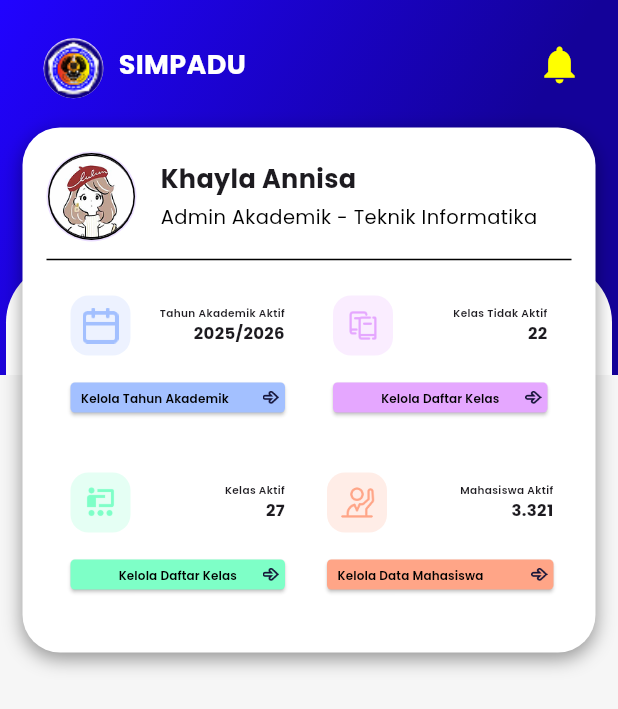
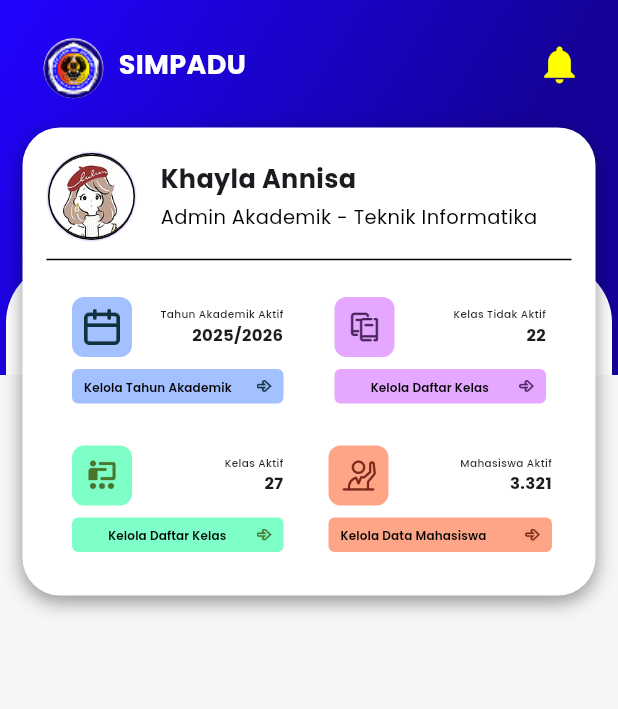
Before and after one commit to Arinaldi779/simpadufake, a Flutter app: the DashboardAdmin screen opened by its route, on a phone screen of 412 x 824 dp. Shown: the top 709 px of the screen. Run offline on Flutter 3.47's test engine with Material 3 defaults, Android fonts, the light colour scheme and no system bars.

Commit message:
Merubah Background Login & Menyelesaikan Profil dan Konten Admin

```diff
--- a/lib/dashboard_admin_akademik.dart
+++ b/lib/dashboard_admin_akademik.dart
@@ -189,11 +189,14 @@ class DashboardAdmin extends StatelessWidget {
                                     'Tahun Akademik Aktif',
                                     '2025/2026',
                                     'assets/icons/callender.png',
-                                    const Color(0xFFA3C0FF),
+                                    const Color(0xFF12303D),
                                     'Kelola Tahun Akademik',
                                     () {},
                                     'assets/icons/arrowThn.png',
                                     screenWidth,
+                                    Color(0xFFA3C0FF),
+                                    Color(0xFFA3C0FF),
+                                    alignTextToStart: true,
                                   ),
                                 ),
                               ),
@@ -206,11 +209,13 @@ class DashboardAdmin extends StatelessWidget {
                                     'Kelas Tidak Aktif',
                                     '22',
                                     'assets/icons/kelas.png',
-                                    const Color(0xFFE5A7FF),
+                                    const Color(0xFF472259),
                                     'Kelola Daftar Kelas',
                                     () {},
                                     'assets/icons/arrowThn.png',
                                     screenWidth,
+                                    Color(0xFFE5A7FF),
+                                    Color(0xFFE5A7FF),
                                   ),
                                 ),
                               ),
@@ -229,11 +234,13 @@ class DashboardAdmin extends StatelessWidget {
                                     'Kelas Aktif',
                                     '27',
                                     'assets/icons/kelasAktif.png',
-                                    const Color(0xFF7EFFC7),
+                                    const Color(0xFF48742C),
                                     'Kelola Daftar Kelas',
                                     () {},
                                     'assets/icons/arrowThn.png',
                                     screenWidth,
+                                    Color(0xFF7EFFC7),
+                                    Color(0xFF7EFFC7),
                                   ),
                                 ),
                               ),
@@ -246,11 +253,14 @@ class DashboardAdmin extends StatelessWidget {
                                     'Mahasiswa Aktif',
                                     '3.321',
                                     'assets/icons/mahasiswa.png',
-                                    const Color(0xFFFFA587),
+                                    const Color(0xFF762717),
                                     'Kelola Data Mahasiswa',
                                     () {},
                                     'assets/icons/arrowThn.png',
                                     screenWidth,
+                                    Color(0xFFFFA587),
+                                    Color(0xFFFFA587),
+                                    alignTextToStart: true,
                                   ),
                                 ),
                               ),
@@ -274,46 +284,48 @@ class DashboardAdmin extends StatelessWidget {
     String title,
     String value,
     String iconPath,
-    Color color,
+    Color iconColor,
     String actionLabel,
     VoidCallback onPressed,
     String iconArrowPath,
     double screenWidth,
-  ) {
+    Color backgroundColor,
+    Color buttonColor, {
+    bool alignTextToStart =
+        false, // default false, bisa diatur saat pemanggilan
+  }) {
     double fontTitleSize = 9.5;
     double fontValueSize = 12;
     double fontButtonSize = 10;
 
-    // Adjust font size based on screen width to avoid overflow
     if (screenWidth < 350) {
       fontTitleSize = 6.0;
       fontValueSize = 10;
       fontButtonSize = 8;
     } else if (screenWidth < 450) {
-      fontTitleSize = 7.0;
+      fontTitleSize = 7;
       fontValueSize = 11;
       fontButtonSize = 8;
     }
 
     return Container(
-      padding: const EdgeInsets.all(12),
+      padding: const EdgeInsets.all(13),
       child: Column(
-        crossAxisAlignment: CrossAxisAlignment.end,
+        crossAxisAlignment: CrossAxisAlignment.start,
         children: [
           Row(
             children: [
               Container(
                 padding: const EdgeInsets.all(8),
                 decoration: BoxDecoration(
-                  color: color.withOpacity(0.2),
-                  borderRadius: BorderRadius.circular(12),
+                  color: backgroundColor,
+                  borderRadius: BorderRadius.circular(8),
                 ),
                 child: Image.asset(
-                  iconPath, // Gunakan path asset
+                  iconPath,
                   width: 24,
                   height: 24,
-                  color:
-                      color, // Opsional: jika ingin memberi warna seperti Icon
+                  color: iconColor,
                 ),
               ),
               const SizedBox(width: 12),
@@ -330,7 +342,7 @@ class DashboardAdmin extends StatelessWidget {
                       style: TextStyle(
                         fontSize: fontTitleSize,
                         fontFamily: 'Poppins',
-                        fontWeight: FontWeight.w600,
+                        fontWeight: FontWeight.w500,
                       ),
                     ),
                     Text(
@@ -347,30 +359,33 @@ class DashboardAdmin extends StatelessWidget {
               ),
             ],
           ),
-          const SizedBox(height: 4),
-          (actionLabel == 'Kelola Tahun Akademik' ||
-                  actionLabel == 'Kelola Data Mahasiswa')
-              ? ElevatedButton(
+          const SizedBox(height: 8),
+          SizedBox(
+            width: double.infinity, // Agar tombol selebar container
+            child: ElevatedButton(
               onPressed: onPressed,
               style: ElevatedButton.styleFrom(
-                  backgroundColor: color,
-                  foregroundColor: Colors.white,
+                backgroundColor: buttonColor,
+                padding: const EdgeInsets.symmetric(horizontal: 8, vertical: 6),
                 shape: RoundedRectangleBorder(
-                    borderRadius: BorderRadius.circular(3),
+                  borderRadius: BorderRadius.circular(4),
                 ),
-                  minimumSize: const Size.fromHeight(20),
-                  padding: const EdgeInsets.symmetric(
-                    horizontal: 4,
-                    vertical: 4,
-                  ),
+                elevation: 0,
+                tapTargetSize: MaterialTapTargetSize.shrinkWrap,
+                minimumSize: Size.zero,
               ),
               child: Row(
-                  mainAxisSize: MainAxisSize.min,
+                mainAxisAlignment: MainAxisAlignment.spaceBetween,
                 children: [
-                    Padding(
-                      padding: const EdgeInsets.only(left: 3),
+                  Expanded(
+                    child: Align(
+                      alignment: alignTextToStart
+                          ? Alignment.centerLeft
+                          : Alignment.center,
                       child: Text(
                         actionLabel,
+                        maxLines: 1, // Membatasi teks menjadi satu baris
+                        overflow: TextOverflow.ellipsis, // Menggunakan ellipsis jika teks terlalu panjang
                         style: TextStyle(
                           fontSize: fontButtonSize,
                           fontFamily: 'Poppins',
@@ -379,55 +394,19 @@ class DashboardAdmin extends StatelessWidget {
                         ),
                       ),
                     ),
-                    const Spacer(),
-                    Image.asset(iconArrowPath, width: 11, height: 11),
-                  ],
                   ),
-              )
-              : ElevatedButton(
-                onPressed: onPressed,
-                style: ElevatedButton.styleFrom(
-                  backgroundColor: color,
-                  foregroundColor: Colors.white,
-                  shape: RoundedRectangleBorder(
-                    borderRadius: BorderRadius.circular(3),
-                  ),
-                  minimumSize: const Size.fromHeight(20),
-                  padding: const EdgeInsets.symmetric(
-                    horizontal: 4,
-                    vertical: 4,
-                  ),
-                ),
-                child: Stack(
-                  alignment: Alignment.center,
-                  children: [
-                    Center(
-                      child: Text(
-                        actionLabel,
-                        style: TextStyle(
-                          fontSize: fontButtonSize,
-                          color: Colors.black,
-                          fontFamily: 'Poppins',
-                          fontWeight: FontWeight.w600,
-                        ),
-                        maxLines: 1,
-                        overflow: TextOverflow.ellipsis,
-                      ),
-                    ),
-                    Positioned(
-                      right: 0,
-                      child: Padding(
-                        padding: const EdgeInsets.only(left: 6),
-                        child: Image.asset(
+                  const SizedBox(width: 4),
+                  Image.asset(
                     iconArrowPath,
-                          width: 11,
-                          height: 11,
-                        ),
-                      ),
+                    width: 10,
+                    height: 10,
+                    color: iconColor,
                   ),
                 ],
               ),
             ),
+          ),
+          // ... existing code ...
         ],
       ),
     );
--- a/lib/login_page.dart
+++ b/lib/login_page.dart
@@ -43,16 +43,7 @@ class _LoginPageState extends State<LoginPage> {
               width: double.infinity,
               height: constraints.maxHeight,
               decoration: const BoxDecoration(
-                gradient: LinearGradient(
-                  begin: Alignment.topCenter,
-                  end: Alignment.bottomCenter,
-                  colors: [Color(0xFF412FB7), Colors.white],
-                ),
-                image: DecorationImage(
-                  image: AssetImage('assets/images/backgroundLog.png'),
-                  fit: BoxFit.cover,
-                  alignment: Alignment.topCenter,
-                ),
+                color: Colors.white, // Mengubah latar belakang menjadi warna putih
               ),
               child: Column(
                 children: [
@@ -61,9 +52,13 @@ class _LoginPageState extends State<LoginPage> {
                     height: 57,
                     decoration: const BoxDecoration(
                       gradient: LinearGradient(
-                        begin: Alignment.topCenter,
-                        end: Alignment.bottomCenter,
-                        colors: [Color(0xFF0000FF), Color(0xFF412FB7)],
+                        begin: Alignment.centerLeft, // Mengubah arah gradient dari kiri
+                        end: Alignment.centerRight, // ke kanan
+                        colors: [
+                          Color(0xFF2103FF), // Warna awal sesuai gambar
+                          Color(0xFF140299), // Warna akhir sesuai gambar
+                        ],
+                        stops: [0.0, 0.71], // Mengatur posisi warna sesuai gambar
                       ),
                     ),
                   ),
--- a/lib/main.dart
+++ b/lib/main.dart
@@ -18,7 +18,7 @@ class MyApp extends StatelessWidget {
       routes: {
         '/': (context) => const SplashPage(), // Halaman Splash
         '/login': (context) => const LoginPage(), // Halaman Login
-        '/dashboard': (context) => DashboardAdmin(), // Halaman Dashboard Admin Akademik
+        '/dashboard': (context) => const DashboardAdmin(), // Halaman Dashboard Admin Akademik
       }
     );
   }
--- a/lib/splash_page.dart
+++ b/lib/splash_page.dart
@@ -1,4 +1,5 @@
 import 'package:flutter/material.dart';
+
 
 class SplashPage extends StatefulWidget {
   const SplashPage({super.key});
@@ -12,7 +13,9 @@ class _SplashPageState extends State<SplashPage> {
   void initState() {
     super.initState();
     Future.delayed(const Duration(seconds: 3), () {
-      Navigator.pushReplacementNamed(context, '/login');
+      if (mounted) {
+        Navigator.pushReplacementNamed(context, '/login');
+      }
     });
   }
 
```
Lines whose indentation alone changed are shown as unchanged.
